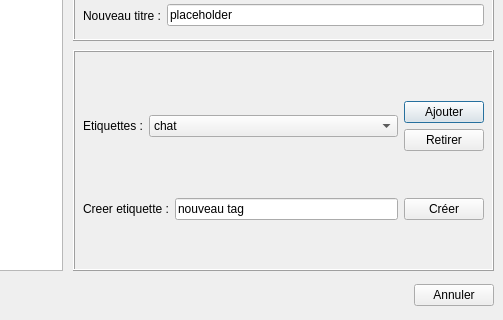
Qt form projet/modifinformations.ui (BlackFox3000/M1-IHM-Project) before a commit; both pictures show x 297 to 800 and y 230 to 550 of the 800 by 550 pixel window.
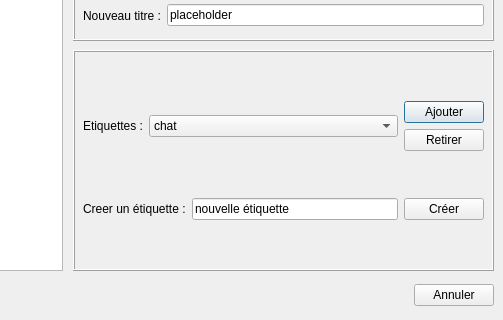
The same form after that commit.

Commit message: taille min/max des fenetres fixe

```diff
--- a/projet/modifinformations.ui
+++ b/projet/modifinformations.ui
@@ -10,6 +10,18 @@
     <height>550</height>
    </rect>
   </property>
+  <property name="minimumSize">
+   <size>
+    <width>800</width>
+    <height>550</height>
+   </size>
+  </property>
+  <property name="maximumSize">
+   <size>
+    <width>800</width>
+    <height>550</height>
+   </size>
+  </property>
   <property name="windowTitle">
    <string>Modifier informations</string>
   </property>
@@ -307,14 +319,14 @@
        <item>
         <widget class="QLabel" name="label_12">
          <property name="text">
-          <string>Creer etiquette :</string>
+          <string>Creer un étiquette :</string>
          </property>
         </widget>
        </item>
        <item>
         <widget class="QLineEdit" name="editNewTag">
          <property name="text">
-          <string>nouveau tag</string>
+          <string>nouvelle étiquette</string>
          </property>
         </widget>
        </item>
```
The commit also changes 6 other files.
